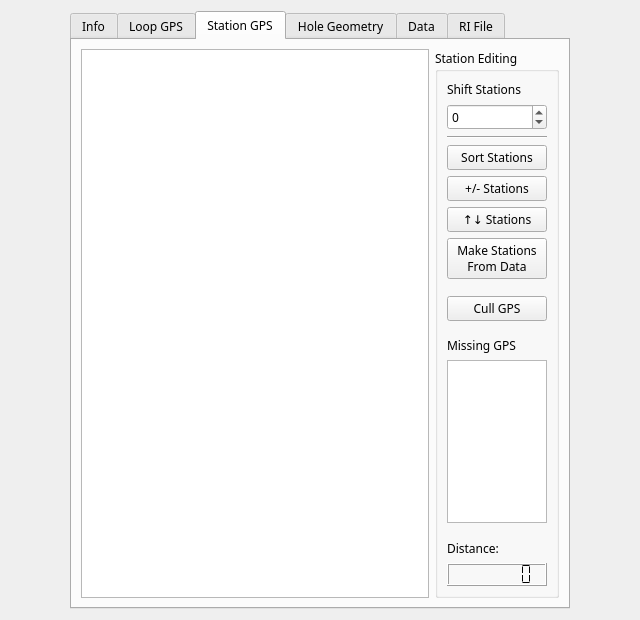
The window that src/qt_ui/pem_info_widget.ui (Eric-Meunier/Processor-Suite) describes before a commit, drawn with Qt 5.
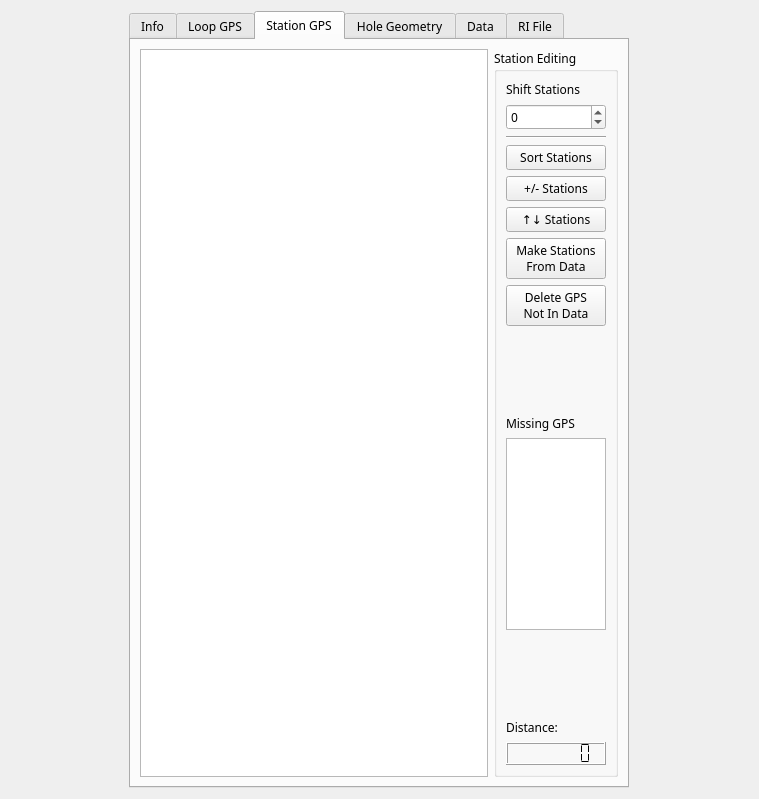
The same window after the commit.

```diff
--- a/src/qt_ui/pem_info_widget.ui
+++ b/src/qt_ui/pem_info_widget.ui
@@ -6,8 +6,8 @@
    <rect>
     <x>0</x>
     <y>0</y>
-    <width>640</width>
-    <height>620</height>
+    <width>759</width>
+    <height>799</height>
    </rect>
   </property>
   <property name="sizePolicy">
@@ -287,23 +287,11 @@
             </property>
            </widget>
           </item>
-          <item>
-           <spacer name="verticalSpacer_6">
-            <property name="orientation">
-             <enum>Qt::Vertical</enum>
-            </property>
-            <property name="sizeHint" stdset="0">
-             <size>
-              <width>20</width>
-              <height>40</height>
-             </size>
-            </property>
-           </spacer>
-          </item>
           <item>
            <widget class="QPushButton" name="cullStationGPSButton">
             <property name="text">
-             <string>Cull GPS</string>
+             <string>Delete GPS
+Not In Data</string>
             </property>
            </widget>
           </item>
```
Left out of the diff: 2 changed lines with no effect on the pictures.
